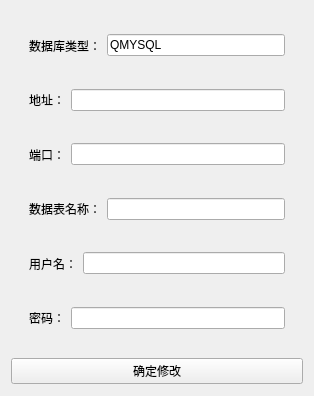
Old version of the form form_sql_config.ui in the repository chandlerye/MyNote.
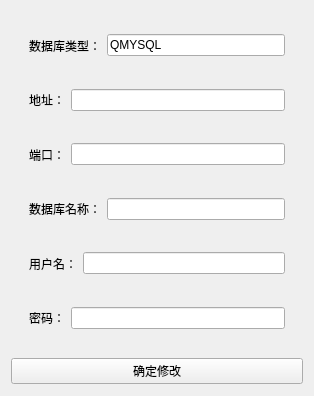
New version of the form.

```diff
--- a/form_sql_config.ui
+++ b/form_sql_config.ui
@@ -140,7 +140,7 @@
          <item>
           <widget class="QLabel" name="label_3">
            <property name="text">
-            <string>数据表名称：</string>
+            <string>数据库名称：</string>
            </property>
           </widget>
          </item>
```
